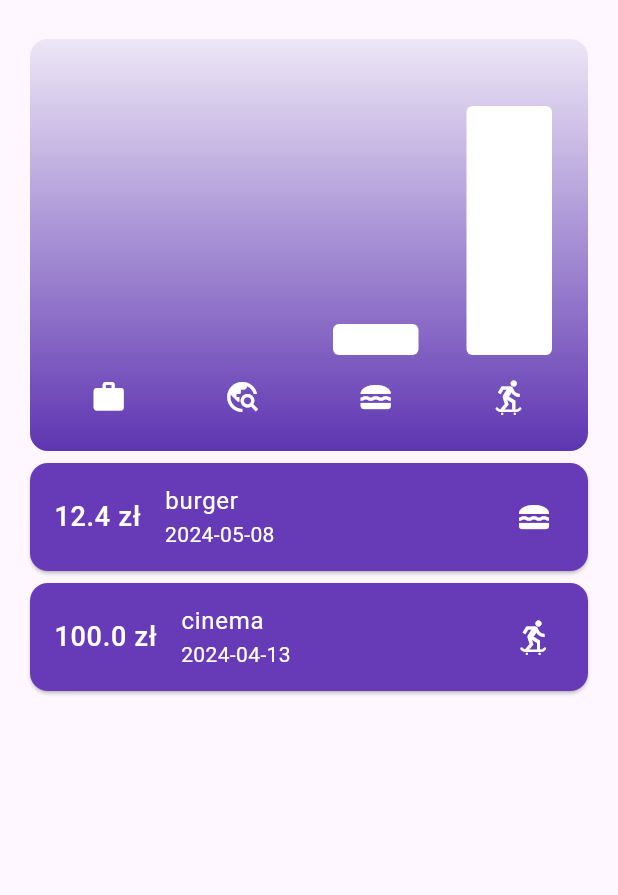
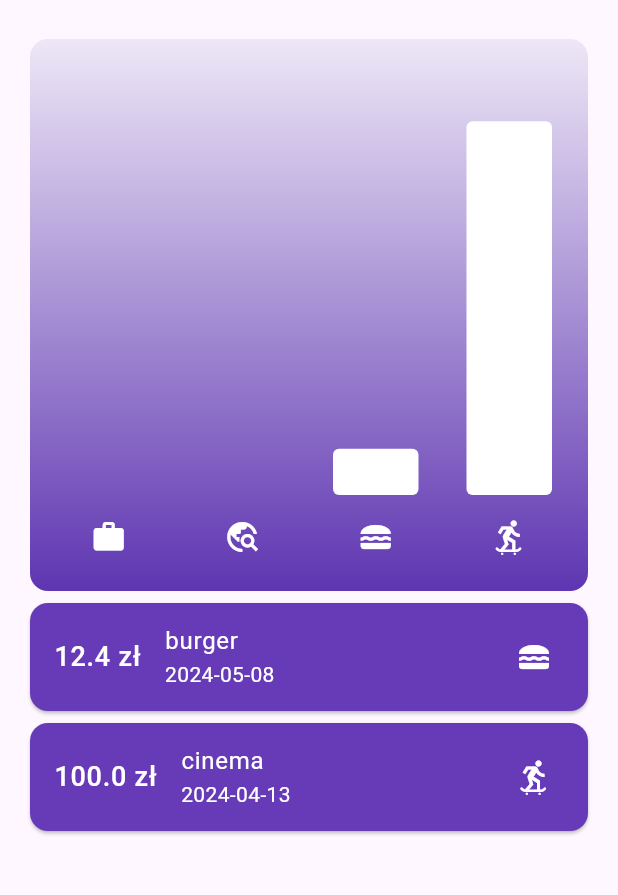
Before and after one commit to NatGgit/expense_tracker, a Flutter app: the screen it shows after launch, on a phone screen of 412 x 824 dp, the part 63-958 px from its top. Run offline on Flutter 3.47's test engine with Material 3 defaults, Android fonts, the phone set to English and light mode, and no system bars; our stand-ins replace flutter_bloc, freezed_annotation.

Commit message:
bug fixes

```diff
--- a/lib/expenses_screen.dart
+++ b/lib/expenses_screen.dart
@@ -37,8 +37,8 @@ class _ExpensesScreenState extends State<ExpensesScreen> {
                 : const Row(
                     crossAxisAlignment: CrossAxisAlignment.start,
                     children: [
-                      Expanded(child: ExpenseChart()),
-                      Expanded(child: ExpenseList()),
+                      ExpenseChart(),
+                      ExpenseList(),
                     ],
                   ),
           );
--- a/lib/widgets/expense_chart.dart
+++ b/lib/widgets/expense_chart.dart
@@ -9,12 +9,12 @@ class ExpenseChart extends StatelessWidget {
 
   @override
   Widget build(BuildContext context) {
-    return BlocBuilder<ExpenseBloc, ExpenseState>(
+    return Expanded(
+      child: BlocBuilder<ExpenseBloc, ExpenseState>(
         builder: (context, state) {
           return Container(
             margin: const EdgeInsets.all(4),
             padding: const EdgeInsets.all(8),
-          height: MediaQuery.of(context).size.height / 3,
             width: MediaQuery.of(context).size.width,
             decoration: BoxDecoration(
               borderRadius: BorderRadius.circular(12),
@@ -35,6 +35,7 @@ class ExpenseChart extends StatelessWidget {
             ),
           );
         },
+      ),
     );
   }
 
@@ -46,6 +47,9 @@ class ExpenseChart extends StatelessWidget {
     for (final expense in categoryExpenses) {
       categorySpendings += expense.amount;
     }
+    if (state.allSpendings == 0) {
+      return 0;
+    }
     return categorySpendings / state.allSpendings;
   }
 }
--- a/lib/widgets/expense_list.dart
+++ b/lib/widgets/expense_list.dart
@@ -8,7 +8,8 @@ class ExpenseList extends StatelessWidget {
 
   @override
   Widget build(BuildContext context) {
-    return BlocBuilder<ExpenseBloc, ExpenseState>(
+    return Expanded(
+      child: BlocBuilder<ExpenseBloc, ExpenseState>(
         builder: (context, state) {
           if (state.expenses.isEmpty) {
             return const Padding(
@@ -28,8 +29,7 @@ class ExpenseList extends StatelessWidget {
               ),
             );
           }
-        return Expanded(
-          child: ListView.builder(
+          return ListView.builder(
             itemCount: state.expenses.length,
             itemBuilder: (_, index) => Dismissible(
               key: UniqueKey(),
@@ -68,9 +68,9 @@ class ExpenseList extends StatelessWidget {
               },
               child: ExpenseCard(expense: state.expenses[index]),
             ),
-          ),
           );
         },
+      ),
     );
   }
 }
```
Lines whose indentation alone changed are shown as unchanged.
